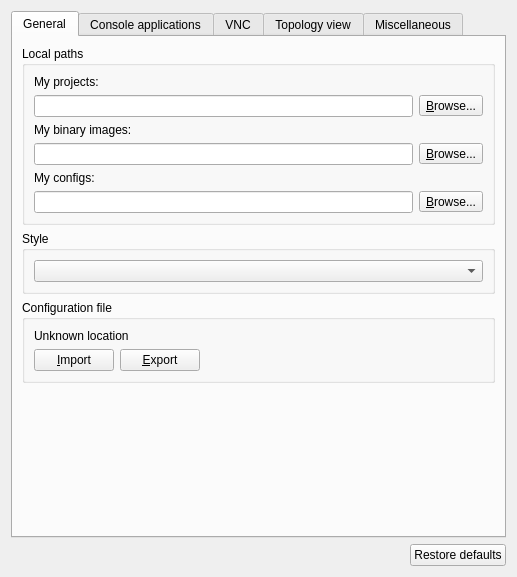
Old version of the form gns3/ui/general_preferences_page.ui in the repository GNS3/gns3-gui.
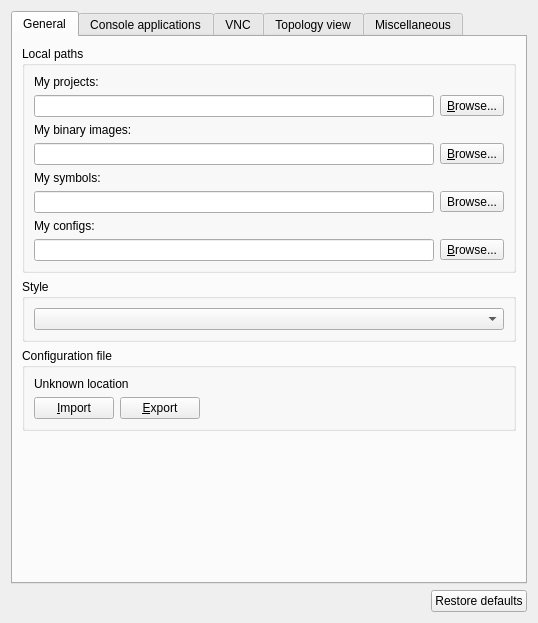
New version of the form.

Commit message:
Allow user to select symbol from his library
Fix #691

```diff
--- a/gns3/ui/general_preferences_page.ui
+++ b/gns3/ui/general_preferences_page.ui
@@ -6,8 +6,8 @@
    <rect>
     <x>0</x>
     <y>0</y>
-    <width>517</width>
-    <height>577</height>
+    <width>538</width>
+    <height>623</height>
    </rect>
   </property>
   <property name="windowTitle">
@@ -29,15 +29,15 @@
          <property name="title">
           <string>Local paths</string>
          </property>
-         <layout class="QGridLayout" name="gridLayout_2">
-          <item row="0" column="0">
+         <layout class="QVBoxLayout" name="verticalLayout_7">
+          <item>
            <widget class="QLabel" name="uiProjectsPathLabel">
             <property name="text">
              <string>My projects:</string>
             </property>
            </widget>
           </item>
-          <item row="1" column="0">
+          <item>
            <layout class="QHBoxLayout" name="horizontalLayout_2">
             <item>
              <widget class="QLineEdit" name="uiProjectsPathLineEdit">
@@ -64,14 +64,14 @@
             </item>
            </layout>
           </item>
-          <item row="2" column="0">
+          <item>
            <widget class="QLabel" name="uiImagesPathLabel">
             <property name="text">
              <string>My binary images:</string>
             </property>
            </widget>
           </item>
-          <item row="3" column="0">
+          <item>
            <layout class="QHBoxLayout" name="horizontalLayout_4">
             <item>
              <widget class="QLineEdit" name="uiImagesPathLineEdit">
@@ -98,14 +98,35 @@
             </item>
            </layout>
           </item>
-          <item row="4" column="0">
+          <item>
+           <widget class="QLabel" name="label">
+            <property name="text">
+             <string>My symbols:</string>
+            </property>
+           </widget>
+          </item>
+          <item>
+           <layout class="QHBoxLayout" name="horizontalLayout_3">
+            <item>
+             <widget class="QLineEdit" name="uiSymbolsPathLineEdit"/>
+            </item>
+            <item>
+             <widget class="QToolButton" name="uiSymbolsPathToolButton">
+              <property name="text">
+               <string>Browse...</string>
+              </property>
+             </widget>
+            </item>
+           </layout>
+          </item>
+          <item>
            <widget class="QLabel" name="uiConfigsPathLabel">
             <property name="text">
              <string>My configs:</string>
             </property>
            </widget>
           </item>
-          <item row="5" column="0">
+          <item>
            <layout class="QHBoxLayout" name="horizontalLayout_7">
             <item>
              <widget class="QLineEdit" name="uiConfigsPathLineEdit">
```
The commit also changes 7 other files.
